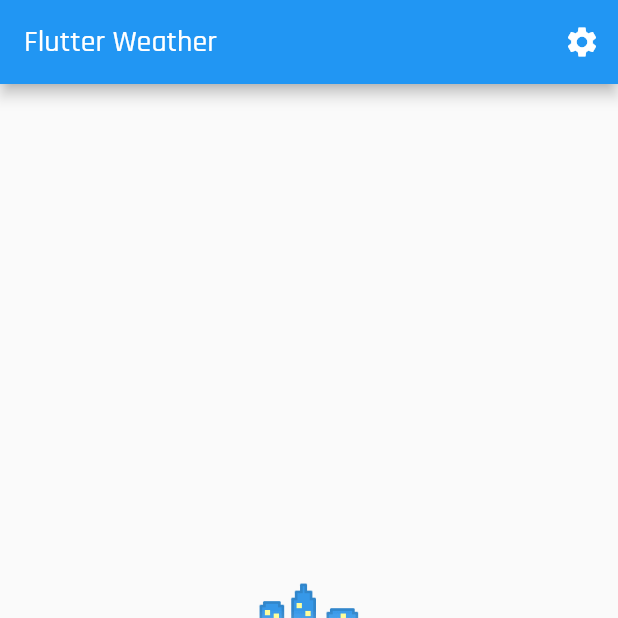
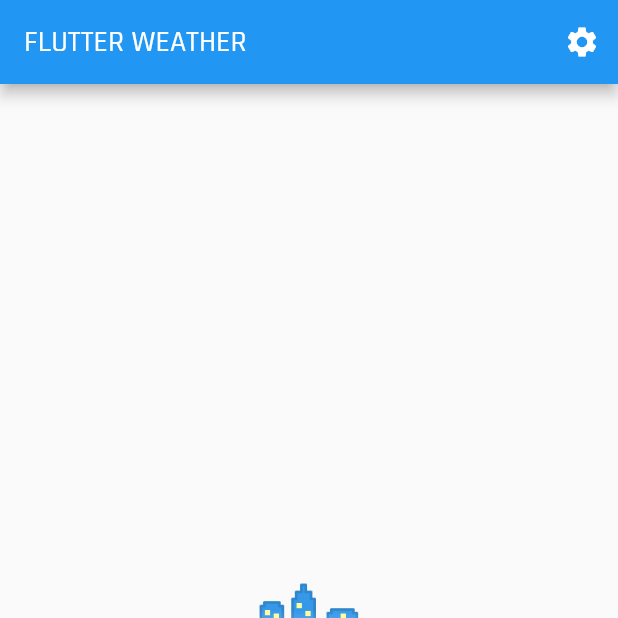
Before and after one commit to hafeezarfi/flutter_weather, a Flutter app: the screen it shows after launch, on a phone screen of 412 x 824 dp, the top half of it. Run offline on Flutter 3.47's test engine with Material 2 defaults, Android fonts, the phone set to English and light mode, and no system bars; our stand-ins replace equatable, flutter_bloc, google_fonts, hydrated_bloc; missing offline and left inert: pedantic.

```diff
--- a/lib/weather/view/weather_page.dart
+++ b/lib/weather/view/weather_page.dart
@@ -29,7 +29,7 @@ class WeatherView extends StatelessWidget {
   Widget build(BuildContext context) {
     return Scaffold(
       appBar: AppBar(
-        title: const Text('Flutter Weather'),
+        title: const Text('FLUTTER WEATHER'),
         actions: [
           IconButton(
             onPressed: () {
```
Also changed, not shown: lib/main.dart (line endings or trailing spaces), 9 other files.
